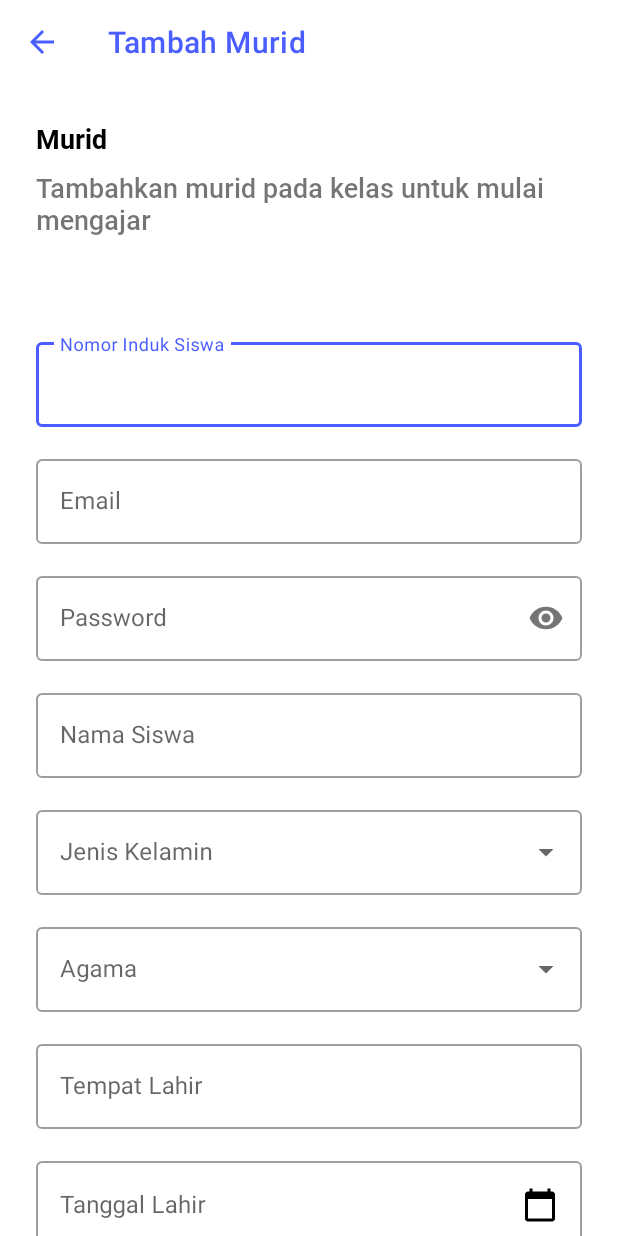
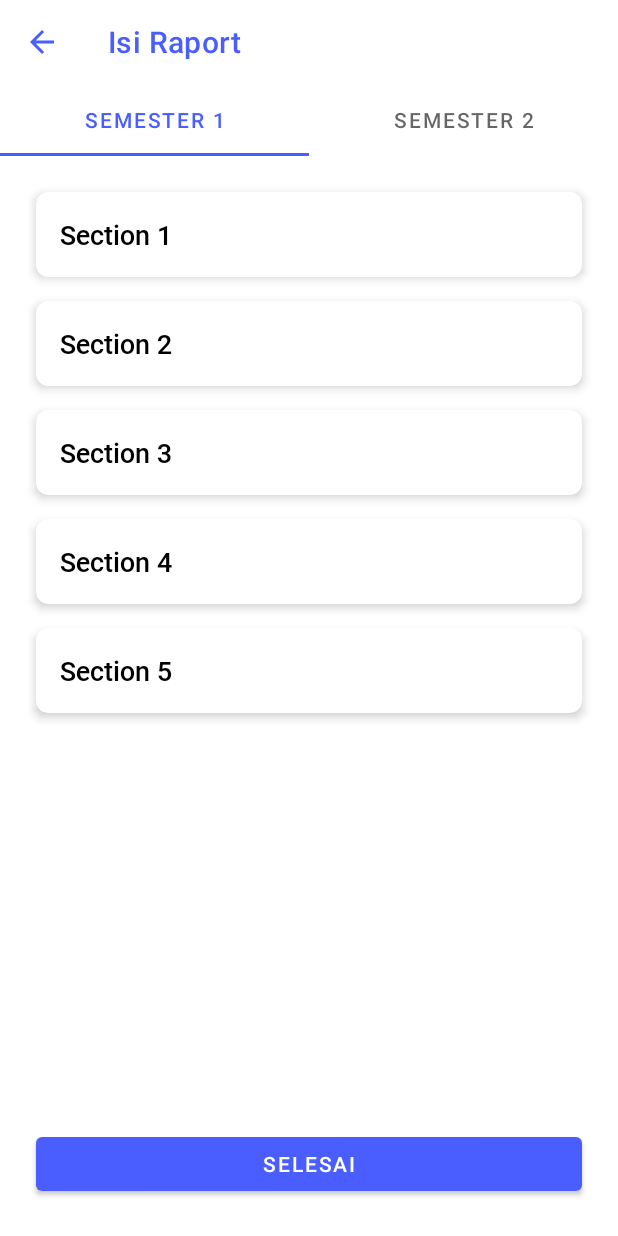
Before and after one commit to cvdigitalcreative/ferinda-app-guru, an Android app: the screen it shows after launch (TambahMuridActivity before the commit, RaportActivity after it), on a phone screen of 412 x 824 dp. Run offline under Robolectric (Android 15) with nearby library versions, the phone set to English and light mode, and no system bars.

Commit message:
Add raport layout

```diff
--- a/app/src/main/AndroidManifest.xml
+++ b/app/src/main/AndroidManifest.xml
@@ -11,13 +11,15 @@
         android:supportsRtl="true"
         android:theme="@style/AppTheme"
         tools:ignore="AllowBackup">
-        <activity android:name=".ui.home.tugas.murid.TambahMuridActivity">
+        <activity android:name=".ui.home.tugas.raport.detail.DetailRaportActivity"></activity>
+        <activity android:name=".ui.home.tugas.raport.RaportActivity">
             <intent-filter>
                 <action android:name="android.intent.action.MAIN" />
 
                 <category android:name="android.intent.category.LAUNCHER" />
             </intent-filter>
         </activity>
+        <activity android:name=".ui.home.tugas.murid.TambahMuridActivity" />
         <activity android:name=".ui.home.tugas.TugasActivity" />
         <activity android:name=".ui.home.HomeActivity" />
         <activity android:name=".ui.login.LoginActivity">
--- /dev/null
+++ b/app/src/main/java/com/digitalcreative/appguru/adapter/RaportAdapter.kt
@@ -0,0 +1,34 @@
+package com.digitalcreative.appguru.adapter
+
+import android.view.LayoutInflater
+import android.view.View
+import android.view.ViewGroup
+import androidx.recyclerview.widget.RecyclerView
+import com.digitalcreative.appguru.R
+import com.digitalcreative.appguru.data.Raport
+import kotlinx.android.synthetic.main.item_raport.view.*
+
+class RaportAdapter : RecyclerView.Adapter<RaportAdapter.ViewHolder>() {
+    var raports = listOf<Raport>()
+
+    override fun onCreateViewHolder(parent: ViewGroup, viewType: Int): ViewHolder {
+        return ViewHolder(
+            LayoutInflater.from(parent.context).inflate(R.layout.item_raport, parent, false)
+        )
+    }
+
+    override fun getItemCount(): Int = raports.size
+
+    override fun onBindViewHolder(holder: ViewHolder, position: Int) {
+        val raport = raports[position]
+        holder.bind(raport)
+    }
+
+    class ViewHolder(itemView: View) : RecyclerView.ViewHolder(itemView) {
+        fun bind(raport: Raport) {
+            with(itemView) {
+                tv_raport_item.text = raport.name
+            }
+        }
+    }
+}
--- /dev/null
+++ b/app/src/main/java/com/digitalcreative/appguru/data/Raport.kt
@@ -0,0 +1,6 @@
+package com.digitalcreative.appguru.data
+
+data class Raport(
+    val id: Int,
+    val name: String
+)
--- /dev/null
+++ b/app/src/main/java/com/digitalcreative/appguru/ui/home/tugas/raport/RaportActivity.kt
@@ -0,0 +1,30 @@
+package com.digitalcreative.appguru.ui.home.tugas.raport
+
+import android.os.Bundle
+import androidx.appcompat.app.AppCompatActivity
+import com.digitalcreative.appguru.R
+import com.google.android.material.tabs.TabLayoutMediator
+import kotlinx.android.synthetic.main.activity_raport.*
+import kotlinx.android.synthetic.main.toolbar.*
+
+class RaportActivity : AppCompatActivity() {
+    override fun onCreate(savedInstanceState: Bundle?) {
+        super.onCreate(savedInstanceState)
+        setContentView(R.layout.activity_raport)
+        setSupportActionBar(toolbar)
+
+        supportActionBar?.apply {
+            setDisplayHomeAsUpEnabled(true)
+            setDisplayShowTitleEnabled(true)
+            title = "Isi Raport"
+        }
+
+        view_pager.adapter = ViewPagerAdapter(this)
+        TabLayoutMediator(tab_layout, view_pager) { tab, position ->
+            tab.text = getString(
+                if (position == 0) R.string.semester_1
+                else R.string.semester_2
+            )
+        }.attach()
+    }
+}
--- /dev/null
+++ b/app/src/main/java/com/digitalcreative/appguru/ui/home/tugas/raport/ViewPagerAdapter.kt
@@ -0,0 +1,38 @@
+package com.digitalcreative.appguru.ui.home.tugas.raport
+
+import android.os.Bundle
+import androidx.fragment.app.Fragment
+import androidx.fragment.app.FragmentActivity
+import androidx.viewpager2.adapter.FragmentStateAdapter
+import com.digitalcreative.appguru.ui.home.tugas.raport.semester.SemesterFragment
+
+class ViewPagerAdapter(fragment: FragmentActivity) : FragmentStateAdapter(fragment) {
+
+    override fun getItemCount(): Int = 2
+
+    override fun createFragment(position: Int): Fragment {
+        return when (position) {
+            0 -> {
+                SemesterFragment().apply {
+                    arguments = Bundle().apply {
+                        putString(SemesterFragment.TYPE_SEMESTER, SemesterFragment.SEMESTER_1)
+                    }
+                }
+            }
+            1 -> {
+                SemesterFragment().apply {
+                    arguments = Bundle().apply {
+                        putString(SemesterFragment.TYPE_SEMESTER, SemesterFragment.SEMESTER_2)
+                    }
+                }
+            }
+            else -> {
+                SemesterFragment().apply {
+                    arguments = Bundle().apply {
+                        putString(SemesterFragment.TYPE_SEMESTER, SemesterFragment.SEMESTER_1)
+                    }
+                }
+            }
+        }
+    }
+}
--- /dev/null
+++ b/app/src/main/java/com/digitalcreative/appguru/ui/home/tugas/raport/detail/DetailRaportActivity.kt
@@ -0,0 +1,12 @@
+package com.digitalcreative.appguru.ui.home.tugas.raport.detail
+
+import android.os.Bundle
+import androidx.appcompat.app.AppCompatActivity
+import com.digitalcreative.appguru.R
+
+class DetailRaportActivity : AppCompatActivity() {
+    override fun onCreate(savedInstanceState: Bundle?) {
+        super.onCreate(savedInstanceState)
+        setContentView(R.layout.activity_detail_raport)
+    }
+}
--- /dev/null
+++ b/app/src/main/java/com/digitalcreative/appguru/ui/home/tugas/raport/semester/SemesterFragment.kt
@@ -0,0 +1,49 @@
+package com.digitalcreative.appguru.ui.home.tugas.raport.semester
+
+import android.os.Bundle
+import android.view.LayoutInflater
+import android.view.View
+import android.view.ViewGroup
+import androidx.fragment.app.Fragment
+import androidx.recyclerview.widget.LinearLayoutManager
+import com.digitalcreative.appguru.R
+import com.digitalcreative.appguru.adapter.RaportAdapter
+import com.digitalcreative.appguru.data.Raport
+import kotlinx.android.synthetic.main.fragment_semester.*
+
+
+class SemesterFragment : Fragment() {
+
+    companion object {
+        const val TYPE_SEMESTER = "semester"
+        const val SEMESTER_1 = "semester_1"
+        const val SEMESTER_2 = "semester_2"
+    }
+
+    override fun onCreateView(
+        inflater: LayoutInflater, container: ViewGroup?,
+        savedInstanceState: Bundle?
+    ): View? {
+        return inflater.inflate(R.layout.fragment_semester, container, false)
+    }
+
+    override fun onActivityCreated(savedInstanceState: Bundle?) {
+        super.onActivityCreated(savedInstanceState)
+
+        val listRaport = listOf(
+            Raport(1, "Section 1"),
+            Raport(2, "Section 2"),
+            Raport(3, "Section 3"),
+            Raport(4, "Section 4"),
+            Raport(5, "Section 5")
+        )
+        val raportAdapter = RaportAdapter()
+        raportAdapter.raports = listRaport
+
+        rv_raport.apply {
+            adapter = raportAdapter
+            layoutManager = LinearLayoutManager(requireContext())
+            setHasFixedSize(true)
+        }
+    }
+}
--- /dev/null
+++ b/app/src/main/res/layout/activity_detail_raport.xml
@@ -0,0 +1,8 @@
+<?xml version="1.0" encoding="utf-8"?>
+<androidx.constraintlayout.widget.ConstraintLayout xmlns:android="http://schemas.android.com/apk/res/android"
+    xmlns:tools="http://schemas.android.com/tools"
+    android:layout_width="match_parent"
+    android:layout_height="match_parent"
+    tools:context=".ui.home.tugas.raport.detail.DetailRaportActivity">
+
+</androidx.constraintlayout.widget.ConstraintLayout>
--- /dev/null
+++ b/app/src/main/res/layout/activity_raport.xml
@@ -0,0 +1,41 @@
+<?xml version="1.0" encoding="utf-8"?>
+<androidx.core.widget.NestedScrollView xmlns:android="http://schemas.android.com/apk/res/android"
+    xmlns:app="http://schemas.android.com/apk/res-auto"
+    xmlns:tools="http://schemas.android.com/tools"
+    android:layout_width="match_parent"
+    android:layout_height="match_parent"
+    android:fillViewport="true">
+
+    <androidx.constraintlayout.widget.ConstraintLayout
+        android:layout_width="match_parent"
+        android:layout_height="match_parent"
+        tools:context=".ui.home.tugas.raport.RaportActivity">
+
+        <include
+            android:id="@+id/include3"
+            layout="@layout/toolbar"
+            android:layout_width="0dp"
+            android:layout_height="wrap_content"
+            app:layout_constraintEnd_toEndOf="parent"
+            app:layout_constraintStart_toStartOf="parent"
+            app:layout_constraintTop_toTopOf="parent" />
+
+        <com.google.android.material.tabs.TabLayout
+            android:id="@+id/tab_layout"
+            android:layout_width="0dp"
+            android:layout_height="wrap_content"
+            app:layout_constraintEnd_toEndOf="parent"
+            app:layout_constraintStart_toStartOf="parent"
+            app:layout_constraintTop_toBottomOf="@+id/include3" />
+
+        <androidx.viewpager2.widget.ViewPager2
+            android:id="@+id/view_pager"
+            android:layout_width="0dp"
+            android:layout_height="0dp"
+            app:layout_constraintBottom_toBottomOf="parent"
+            app:layout_constraintEnd_toEndOf="parent"
+            app:layout_constraintStart_toStartOf="parent"
+            app:layout_constraintTop_toBottomOf="@+id/tab_layout" />
+
+    </androidx.constraintlayout.widget.ConstraintLayout>
+</androidx.core.widget.NestedScrollView>
--- /dev/null
+++ b/app/src/main/res/layout/fragment_semester.xml
@@ -0,0 +1,43 @@
+<?xml version="1.0" encoding="utf-8"?>
+<androidx.core.widget.NestedScrollView xmlns:android="http://schemas.android.com/apk/res/android"
+    xmlns:app="http://schemas.android.com/apk/res-auto"
+    xmlns:tools="http://schemas.android.com/tools"
+    android:layout_width="match_parent"
+    android:layout_height="match_parent"
+    android:fillViewport="true">
+
+    <androidx.constraintlayout.widget.ConstraintLayout
+        android:layout_width="match_parent"
+        android:layout_height="wrap_content"
+        tools:context=".ui.home.tugas.raport.semester.SemesterFragment">
+
+        <androidx.recyclerview.widget.RecyclerView
+            android:id="@+id/rv_raport"
+            android:layout_width="0dp"
+            android:layout_height="wrap_content"
+            android:layout_marginTop="16dp"
+            android:overScrollMode="never"
+            app:layout_constraintBottom_toBottomOf="parent"
+            app:layout_constraintEnd_toEndOf="parent"
+            app:layout_constraintStart_toStartOf="parent"
+            app:layout_constraintTop_toTopOf="parent"
+            app:layout_constraintVertical_bias="0.0"
+            tools:itemCount="5"
+            tools:listitem="@layout/item_raport" />
+
+        <Button
+            android:id="@+id/button"
+            android:layout_width="0dp"
+            android:layout_height="wrap_content"
+            android:layout_marginStart="24dp"
+            android:layout_marginTop="32dp"
+            android:layout_marginEnd="24dp"
+            android:layout_marginBottom="24dp"
+            android:text="@string/selesai"
+            app:layout_constraintBottom_toBottomOf="parent"
+            app:layout_constraintEnd_toEndOf="parent"
+            app:layout_constraintStart_toStartOf="parent"
+            app:layout_constraintTop_toBottomOf="@+id/rv_raport"
+            app:layout_constraintVertical_bias="1.0" />
+    </androidx.constraintlayout.widget.ConstraintLayout>
+</androidx.core.widget.NestedScrollView>
--- /dev/null
+++ b/app/src/main/res/layout/item_raport.xml
@@ -0,0 +1,30 @@
+<?xml version="1.0" encoding="utf-8"?>
+<androidx.cardview.widget.CardView xmlns:android="http://schemas.android.com/apk/res/android"
+    xmlns:app="http://schemas.android.com/apk/res-auto"
+    xmlns:tools="http://schemas.android.com/tools"
+    style="@style/MyCardView"
+    android:layout_width="match_parent"
+    android:layout_height="wrap_content">
+
+    <androidx.constraintlayout.widget.ConstraintLayout
+        android:layout_width="match_parent"
+        android:layout_height="match_parent">
+
+        <TextView
+            android:id="@+id/tv_raport_item"
+            android:layout_width="0dp"
+            android:layout_height="wrap_content"
+            android:layout_marginStart="16dp"
+            android:layout_marginTop="16dp"
+            android:layout_marginEnd="16dp"
+            android:layout_marginBottom="16dp"
+            android:fontFamily="@font/roboto_medium"
+            android:textColor="@android:color/black"
+            android:textSize="18sp"
+            app:layout_constraintBottom_toBottomOf="parent"
+            app:layout_constraintEnd_toEndOf="parent"
+            app:layout_constraintStart_toStartOf="parent"
+            app:layout_constraintTop_toTopOf="parent"
+            tools:text="Bidang Pengembangan Nilai-Nilai Agama" />
+    </androidx.constraintlayout.widget.ConstraintLayout>
+</androidx.cardview.widget.CardView>
--- a/app/src/main/res/values/strings.xml
+++ b/app/src/main/res/values/strings.xml
@@ -21,4 +21,7 @@
     <string name="telepon">Telepon</string>
     <string name="alamat">Alamat</string>
     <string name="daftar">Daftar</string>
+    <string name="selesai">Selesai</string>
+    <string name="semester_1">Semester 1</string>
+    <string name="semester_2">Semester 2</string>
 </resources>
```
